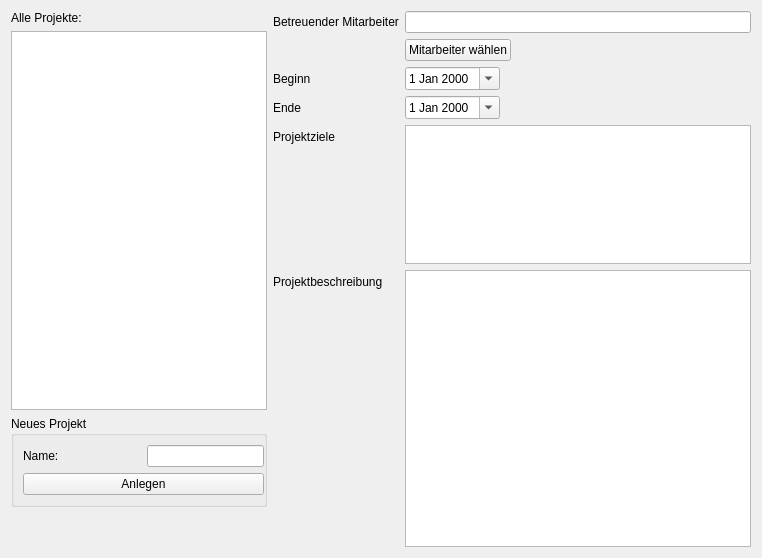
Above: ebp_client/projekt.ui from Robotregent/EBP before the change. Below: the same form after it.
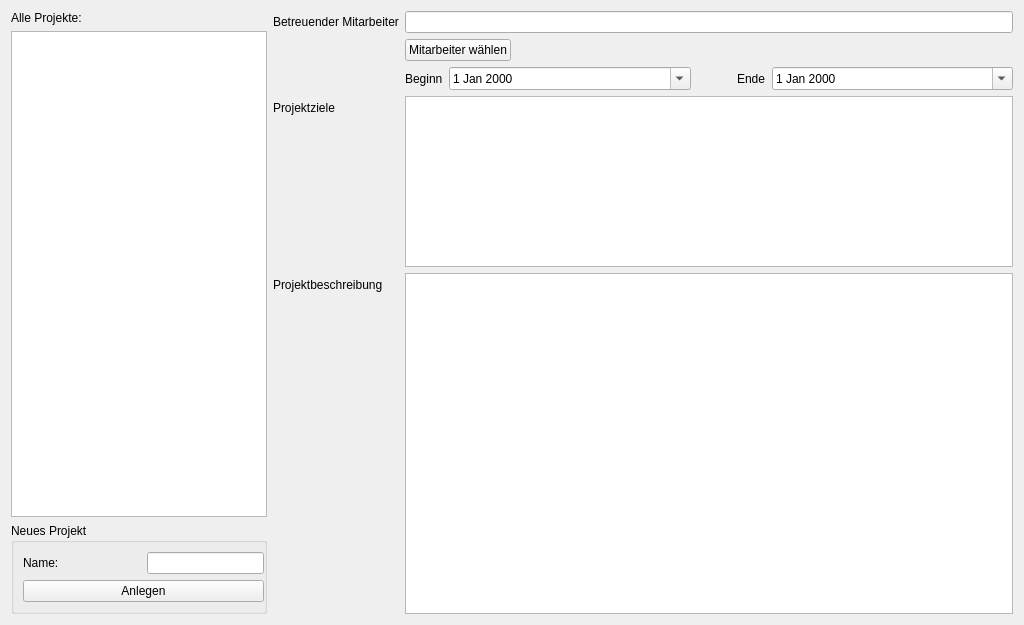
That is the form after the change. Icons and pictures are not drawn.

```diff
--- a/ebp_client/projekt.ui
+++ b/ebp_client/projekt.ui
@@ -6,8 +6,8 @@
    <rect>
     <x>0</x>
     <y>0</y>
-    <width>762</width>
-    <height>558</height>
+    <width>1024</width>
+    <height>625</height>
    </rect>
   </property>
   <property name="windowTitle">
@@ -15,7 +15,7 @@
   </property>
   <layout class="QHBoxLayout" name="horizontalLayout" stretch="0,0">
    <item>
-    <layout class="QVBoxLayout" name="verticalLayout" stretch="0,2,0,0">
+    <layout class="QVBoxLayout" name="verticalLayout" stretch="0,2,0">
      <item>
       <widget class="QLabel" name="alleProjekteLabel">
        <property name="text">
@@ -83,19 +83,6 @@
        </layout>
       </widget>
      </item>
-     <item>
-      <spacer name="verticalSpacer">
-       <property name="orientation">
-        <enum>Qt::Vertical</enum>
-       </property>
-       <property name="sizeHint" stdset="0">
-        <size>
-         <width>20</width>
-         <height>40</height>
-        </size>
-       </property>
-      </spacer>
-     </item>
     </layout>
    </item>
    <item>
@@ -137,48 +124,66 @@
        </property>
       </widget>
      </item>
-     <item row="2" column="0">
-      <widget class="QLabel" name="beginnLabel">
-       <property name="text">
-        <string>Beginn</string>
-       </property>
-      </widget>
-     </item>
      <item row="2" column="1">
-      <widget class="QDateEdit" name="beginnDateEdit">
-       <property name="calendarPopup">
-        <bool>true</bool>
-       </property>
-      </widget>
+      <layout class="QHBoxLayout" name="horizontalLayout_3" stretch="0,1,0,0,1">
+       <item>
+        <widget class="QLabel" name="beginnLabel">
+         <property name="text">
+          <string>Beginn</string>
+         </property>
+        </widget>
+       </item>
+       <item>
+        <widget class="QDateEdit" name="beginnDateEdit">
+         <property name="calendarPopup">
+          <bool>true</bool>
+         </property>
+        </widget>
+       </item>
+       <item>
+        <spacer name="horizontalSpacer">
+         <property name="orientation">
+          <enum>Qt::Horizontal</enum>
+         </property>
+         <property name="sizeHint" stdset="0">
+          <size>
+           <width>40</width>
+           <height>20</height>
+          </size>
+         </property>
+        </spacer>
+       </item>
+       <item>
+        <widget class="QLabel" name="endeLabel">
+         <property name="text">
+          <string>Ende</string>
+         </property>
+        </widget>
+       </item>
+       <item>
+        <widget class="QDateEdit" name="endeDateEdit">
+         <property name="calendarPopup">
+          <bool>true</bool>
+         </property>
+        </widget>
+       </item>
+      </layout>
      </item>
-     <item row="4" column="0">
+     <item row="5" column="0">
       <widget class="QLabel" name="projektZileLabel">
        <property name="text">
         <string>Projektziele</string>
        </property>
       </widget>
      </item>
-     <item row="4" column="1">
-      <widget class="QTextEdit" name="zieleEdit">
-       <property name="sizePolicy">
-        <sizepolicy hsizetype="Expanding" vsizetype="Expanding">
-         <horstretch>0</horstretch>
-         <verstretch>1</verstretch>
-        </sizepolicy>
-       </property>
-       <property name="autoFormatting">
-        <set>QTextEdit::AutoAll</set>
-       </property>
-      </widget>
-     </item>
-     <item row="5" column="0">
+     <item row="6" column="0">
       <widget class="QLabel" name="projektbeschreibungLabel">
        <property name="text">
         <string>Projektbeschreibung</string>
        </property>
       </widget>
      </item>
-     <item row="5" column="1">
+     <item row="6" column="1">
       <widget class="QTextEdit" name="beschreibungEdit">
        <property name="sizePolicy">
         <sizepolicy hsizetype="Expanding" vsizetype="Expanding">
@@ -191,17 +196,16 @@
        </property>
       </widget>
      </item>
-     <item row="3" column="0">
-      <widget class="QLabel" name="endeLabel">
-       <property name="text">
-        <string>Ende</string>
+     <item row="5" column="1">
+      <widget class="QTextEdit" name="zieleEdit">
+       <property name="sizePolicy">
+        <sizepolicy hsizetype="Expanding" vsizetype="Expanding">
+         <horstretch>0</horstretch>
+         <verstretch>1</verstretch>
+        </sizepolicy>
        </property>
-      </widget>
-     </item>
-     <item row="3" column="1">
-      <widget class="QDateEdit" name="endeDateEdit">
-       <property name="calendarPopup">
-        <bool>true</bool>
+       <property name="autoFormatting">
+        <set>QTextEdit::AutoAll</set>
        </property>
       </widget>
      </item>
```
